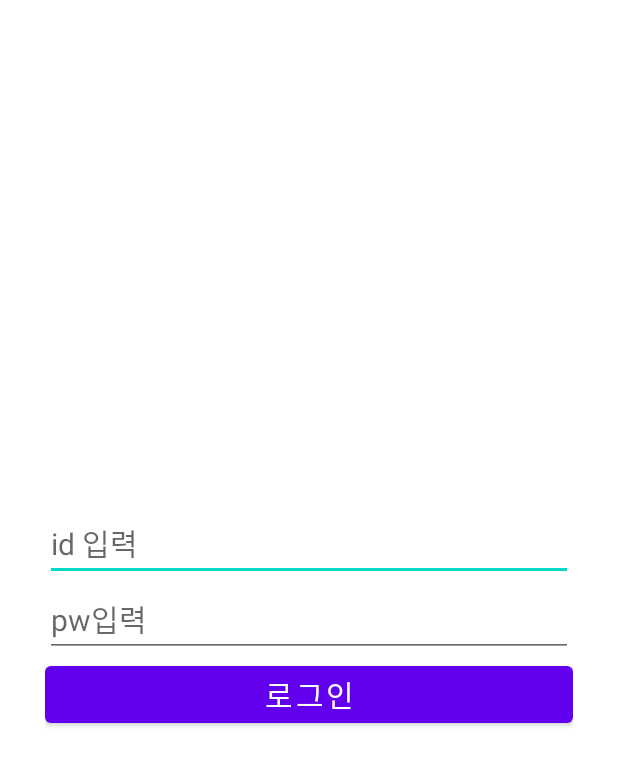
After one commit to vegan-royal-family/vegan-project-android, an Android app: the layout activity_login.xml on its own in the app's theme, with its tools: preview values and no code run, on a phone screen of 412 x 824 dp. The commit adds this screen. Shown: the top 766 px of the screen. Run offline under Robolectric (Android 15) with nearby library versions, the phone set to English and light mode, and no system bars.

Commit message:
로그인 화면 구현

```diff
--- a/app/src/main/AndroidManifest.xml
+++ b/app/src/main/AndroidManifest.xml
@@ -10,7 +10,10 @@
         android:supportsRtl="true"
         android:theme="@style/Theme.Veganprojectandroid">
         <activity
-            android:name=".MainActivity"
+            android:name="com.github.royalfamily.vagan.ui.login.LoginActivity"
+            android:exported="false" />
+        <activity
+            android:name=".ui.login.main.MainActivity"
             android:exported="true">
             <intent-filter>
                 <action android:name="android.intent.action.MAIN" />
--- /dev/null
+++ b/app/src/main/res/layout/activity_login.xml
@@ -0,0 +1,48 @@
+<?xml version="1.0" encoding="utf-8"?>
+<layout xmlns:android="http://schemas.android.com/apk/res/android"
+    xmlns:app="http://schemas.android.com/apk/res-auto"
+    xmlns:tools="http://schemas.android.com/tools">
+
+    <data>
+
+    </data>
+
+    <androidx.constraintlayout.widget.ConstraintLayout
+        android:layout_width="match_parent"
+        android:layout_height="match_parent">
+
+        <LinearLayout
+            android:layout_width="0dp"
+            android:layout_height="wrap_content"
+            android:layout_marginLeft="30dp"
+            android:layout_marginRight="30dp"
+            android:orientation="vertical"
+            app:layout_constraintBottom_toBottomOf="parent"
+            app:layout_constraintLeft_toLeftOf="parent"
+            app:layout_constraintRight_toRightOf="parent"
+            app:layout_constraintTop_toTopOf="parent">
+
+            <EditText
+                android:id="@+id/et_id"
+                android:layout_width="match_parent"
+                android:layout_height="wrap_content"
+                android:hint="id 입력"
+                android:textSize="20sp" />
+
+            <EditText
+                android:id="@+id/et_pw"
+                android:layout_width="match_parent"
+                android:layout_height="wrap_content"
+                android:hint="pw입력"
+                android:textSize="20sp" />
+
+            <Button
+                android:id="@+id/btn_request"
+                android:layout_width="match_parent"
+                android:layout_height="wrap_content"
+                android:text="로그인"
+                android:textSize="20sp" />
+        </LinearLayout>
+
+    </androidx.constraintlayout.widget.ConstraintLayout>
+</layout>
```
Also changed, not shown: app/src/main/java/com/github/royalfamily/vagan/ui/login/LoginActivity.kt (added, +31 -0 lines), app/src/main/java/com/github/royalfamily/vagan/ui/login/LoginViewModel.kt (added, +35 -0 lines), app/src/main/java/com/github/royalfamily/vagan/ui/login/main/MainActivity.kt (renamed from app/src/main/java/com/github/royalfamily/vagan/MainActivity.kt, +16 -3 lines), build.gradle (+7 -1 lines).
